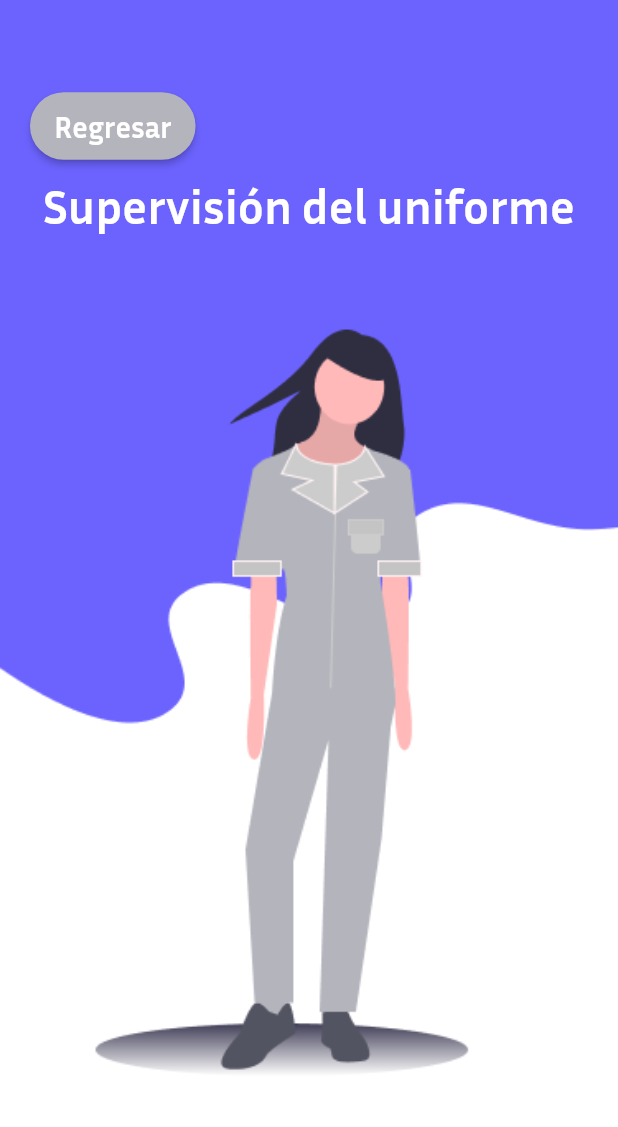
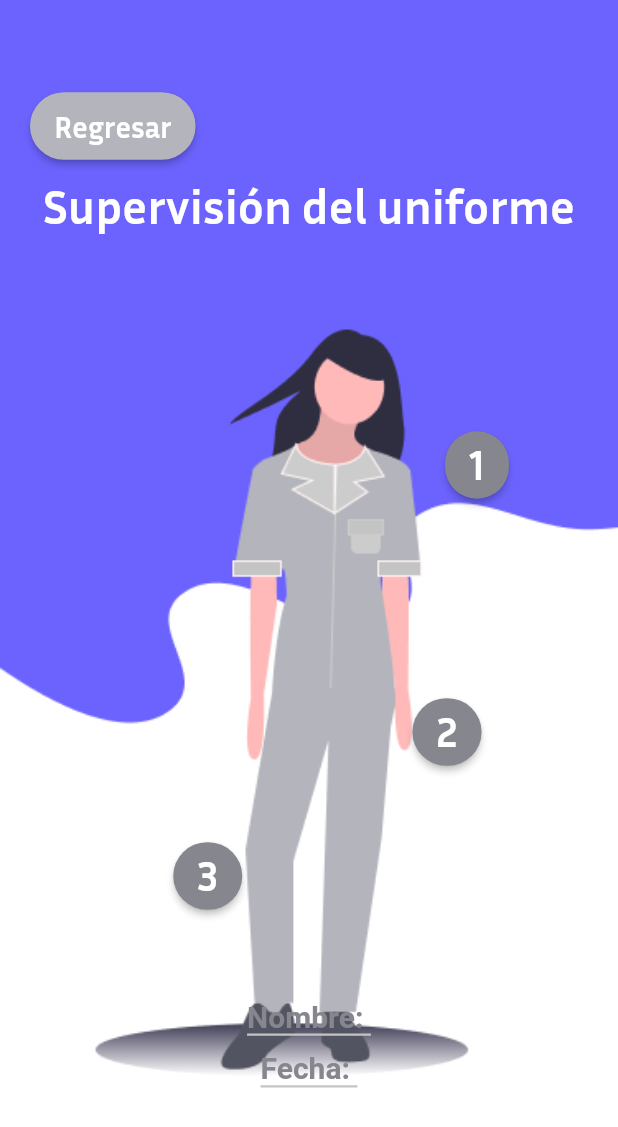
Before and after one commit to twowheelstogo/Supervicion_personal-app, a Flutter app: the RevisionUniforme screen opened directly with empty values, on a phone screen of 412 x 824 dp. Shown: the top 1127 px of the screen. Run offline on Flutter 3.47's test engine with Material 2 defaults, Android fonts, the phone set to English and light mode, and no system bars; our stand-ins replace getwidget, hexcolor, shared_preferences; missing offline and left inert: footer; accounts and stored records are empty; network calls fail.

Commit message:
revision uniforme - informacion personal

```diff
--- a/lib/Components/MainPage/Cartas.dart
+++ b/lib/Components/MainPage/Cartas.dart
@@ -9,19 +9,21 @@ class Cartas extends StatelessWidget {
   final String Agencia;
   final String UrlFoto;
   final String Genero;
+  final String now;
 
-  const Cartas(this.NombreUsuario, this.Agencia,this.UrlFoto,this.Genero,{Key? key}) : super(key: key);
-
+  const Cartas(this.NombreUsuario, this.Agencia, this.UrlFoto, this.Genero,
+  this.now,
+      {Key? key})
+      : super(key: key);
 
   @override
   Widget build(BuildContext context) {
-
-    void CalificarUsuario()
-  {
+    void CalificarUsuario() {
       Navigator.push<void>(
         context,
         MaterialPageRoute<void>(
-      builder: (BuildContext context) =>  RevisionUniforme(this.NombreUsuario,this.Agencia,this.UrlFoto,this.Genero),
+          builder: (BuildContext context) => RevisionUniforme(
+              this.NombreUsuario, this.Agencia, this.UrlFoto, this.Genero,this.now),
         ),
       );
     }
@@ -74,11 +76,9 @@ class Cartas extends StatelessWidget {
                 //   this.UrlFoto,
                 //   height: 90,
                 // ),
-                trailing:
-                GFAvatar(
-                  backgroundImage:NetworkImage(this.UrlFoto),
-                  shape: GFAvatarShape.standard
-                ),
+                trailing: GFAvatar(
+                    backgroundImage: NetworkImage(this.UrlFoto),
+                    shape: GFAvatarShape.standard),
               ),
               SizedBox(
                 height: 20,
@@ -106,8 +106,7 @@ class Cartas extends StatelessWidget {
                           borderRadius: new BorderRadius.circular(40.0),
                         ),
                       ),
-                    )
-                    )
+                    ))
               ]),
               SizedBox(
                 height: 20,
--- a/lib/Components/MainPage/Index.dart
+++ b/lib/Components/MainPage/Index.dart
@@ -5,6 +5,7 @@ import 'package:control_empleados/Components/MainPage/Presentacion.dart';
 import 'package:control_empleados/Components/MainPage/Mensaje.dart';
 import 'package:control_empleados/Components/MainPage/Cartas.dart';
 import 'package:control_empleados/Components/MainPage/Metodos.dart';
+import 'package:intl/intl.dart';
 
 class MainPage extends StatefulWidget {
   const MainPage({Key? key}) : super(key: key);
@@ -16,6 +17,7 @@ class MainPage extends StatefulWidget {
 
 class MainPage_ extends State<MainPage> {
 
+  String now = DateFormat("yyyy-MM-dd").format(DateTime.now());
   @override
   Widget build(BuildContext context) {
     return Scaffold(
@@ -24,7 +26,7 @@ class MainPage_ extends State<MainPage> {
       children: [
         Presentacion(),
         Mensaje(),
-        for ( var i in Principal().DataEmpleados() ) Cartas(i.Nombre,i.Agencia,i.urlFoto,i.Genero)
+        for ( var i in Principal().DataEmpleados() ) Cartas(i.Nombre,i.Agencia,i.urlFoto,i.Genero,now)
       ],
     )));
   }
--- a/lib/Components/RevisionUniforme/Index.dart
+++ b/lib/Components/RevisionUniforme/Index.dart
@@ -9,9 +9,10 @@ class RevisionUniforme extends StatelessWidget {
   final String Agencia;
   final String UrlFoto;
   final String Genero;
+  final String now;
 
   const RevisionUniforme(
-      this.NombreUsuario, this.Agencia, this.UrlFoto, this.Genero,
+      this.NombreUsuario, this.Agencia, this.UrlFoto, this.Genero,this.now,
       {Key? key})
       : super(key: key);
 
@@ -26,17 +27,30 @@ class RevisionUniforme extends StatelessWidget {
   }
 
   @override
-
   Widget build(BuildContext context) {
-
-    void Regresar()
-  {
+    void Regresar() {
       Navigator.push<void>(
         context,
         MaterialPageRoute<void>(
-      builder: (BuildContext context) =>  MainPage(),
+          builder: (BuildContext context) => MainPage(),
         ),
       );
+    }
+
+    void Calificar(String tipo) {
+      switch (tipo) {
+        case 'Camisa':
+          print('opcion 1');
+          break;
+
+        case 'Pantalon':
+        print('opcion 2');
+          break;
+
+        case 'Zapatos':
+        print('opcion 3');
+          break;
+      }
     }
 
     return Scaffold(
@@ -44,10 +58,8 @@ class RevisionUniforme extends StatelessWidget {
             child: Container(
       constraints: BoxConstraints.expand(),
       decoration: BoxDecoration(
-              image: DecorationImage(
-                image: AssetImage(GetUrl()),
-              fit: BoxFit.cover)
-              ),
+          image:
+              DecorationImage(image: AssetImage(GetUrl()), fit: BoxFit.cover)),
       child: Container(
           width: double.infinity,
           height: double.infinity,
@@ -83,28 +95,135 @@ class RevisionUniforme extends StatelessWidget {
                               borderRadius: new BorderRadius.circular(40.0),
                             ),
                           ),
-                    )
-                    )
-                              ),
+                        ))),
                 SizedBox(
                   height: 10,
                 ),
                 Container(
                   alignment: Alignment.center,
-                                child: Text('Supervisión del uniforme',style: TextStyle(
+                  child: Text('Supervisión del uniforme',
+                      style: TextStyle(
                           fontFamily: "InriaSans",
                           fontWeight: FontWeight.w700,
-                                  fontSize: 32,color: HexColor("#FFFFFF"))),
+                          fontSize: 32,
+                          color: HexColor("#FFFFFF"))),
                 ),
                 SizedBox(
-                              height: 400,
+                  height: 130,
+                ),
+                Container(
+                    alignment: Alignment.bottomRight,
+                    child: Padding(
+                        padding: EdgeInsets.only(right: 50.0),
+                        child: ButtonTheme(
+                          minWidth: 10.0,
+                          height: 45.0,
+                          child: RaisedButton(
+                            textColor: HexColor('#FFFFFF'),
+                            color: HexColor("#85868E"),
+                            child: Text(
+                              "1",
+                              style: TextStyle(
+                                fontSize: 28,
+                                fontFamily: 'InriaSans',
+                                color: HexColor("#FFFFFF"),
+                                fontWeight: FontWeight.w400,
+                              ),
+                            ),
+                            onPressed: () => Calificar('Camisa'),
+                            shape: new RoundedRectangleBorder(
+                              borderRadius: new BorderRadius.circular(40.0),
+                            ),
+                          ),
+                        ))),
+                        SizedBox(
+                  height: 130,
+                ),
+                     Container(
+                    alignment: Alignment.bottomRight,
+                    child: Padding(
+                        padding: EdgeInsets.only(right: 70.0),
+                        child: ButtonTheme(
+                          minWidth: 10.0,
+                          height: 45.0,
+                          child: RaisedButton(
+                            textColor: HexColor('#FFFFFF'),
+                            color: HexColor("#85868E"),
+                            child: Text(
+                              "2",
+                              style: TextStyle(
+                                fontSize: 28,
+                                fontFamily: 'InriaSans',
+                                color: HexColor("#FFFFFF"),
+                                fontWeight: FontWeight.w400,
+                              ),
+                            ),
+                            onPressed: () => Calificar('Pantalon'),
+                            shape: new RoundedRectangleBorder(
+                              borderRadius: new BorderRadius.circular(40.0),
+                            ),
+                          ),
+                        ))),
+                          SizedBox(
+                  height: 48,
+                ),
+                     Container(
+                    alignment: Alignment.center,
+                    child: Padding(
+                        padding: EdgeInsets.only(right: 135.0),
+                        child: ButtonTheme(
+                          minWidth: 10.0,
+                          height: 45.0,
+                          child: RaisedButton(
+                            textColor: HexColor('#FFFFFF'),
+                            color: HexColor("#85868E"),
+                            child: Text(
+                              "3",
+                              style: TextStyle(
+                                fontSize: 28,
+                                fontFamily: 'InriaSans',
+                                color: HexColor("#FFFFFF"),
+                                fontWeight: FontWeight.w400,
+                              ),
+                            ),
+                            onPressed: () => Calificar('Zapatos'),
+                            shape: new RoundedRectangleBorder(
+                              borderRadius: new BorderRadius.circular(40.0),
+                            ),
+                          ),
+                        ))),
+                         SizedBox(
+                  height: 48,
+                ),
+                Container(
+                  margin: const EdgeInsets.only(top: 10),
+                  decoration: BoxDecoration(
+                    border: Border(
+                        bottom:
+                            BorderSide(width: 1.5, color: HexColor("#C4C4C4"))),
+                  ),
+                  child: Text("Nombre: " + this.NombreUsuario,
+                      style: TextStyle(
+                          color: HexColor('#85868E'),
+                          fontSize: 20,
+                          fontWeight: FontWeight.w700)),
+                ),
+                Container(
+                  margin: const EdgeInsets.only(top: 10),
+                  decoration: BoxDecoration(
+                    border: Border(
+                        bottom:
+                            BorderSide(width: 1.5, color: HexColor("#C4C4C4"))),
+                  ),
+                  child: Text("Fecha: " + this.now,
+                      style: TextStyle(
+                          color: HexColor('#85868E'),
+                          fontSize: 20,
+                          fontWeight: FontWeight.w700)),
                 ),
               ],
             ),
           )),
-              //aqui
-               )
-              )
-    );
+    )));
   }
 }
--- a/pubspec.yaml
+++ b/pubspec.yaml
@@ -37,6 +37,7 @@ dependencies:
   footer: ^0.0.3
   shared_preferences: ^2.0.8
   getwidget: ^2.0.4
+  intl: ^0.17.0
 
 dev_dependencies:
   flutter_test:
```
Also changed, not shown: pubspec.lock. Lines whose indentation alone changed are shown as unchanged.
